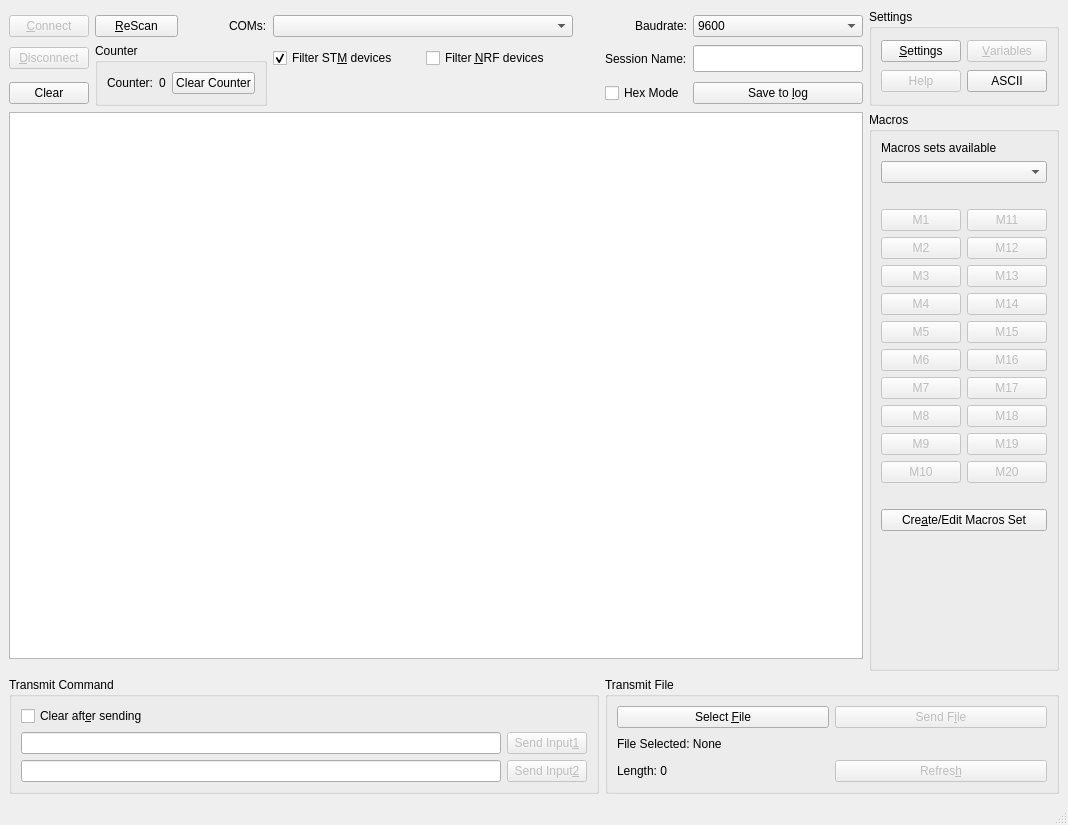
Above: Terminal.ui from notiel/OstrannaTerminal before the change. Below: the same form after it.
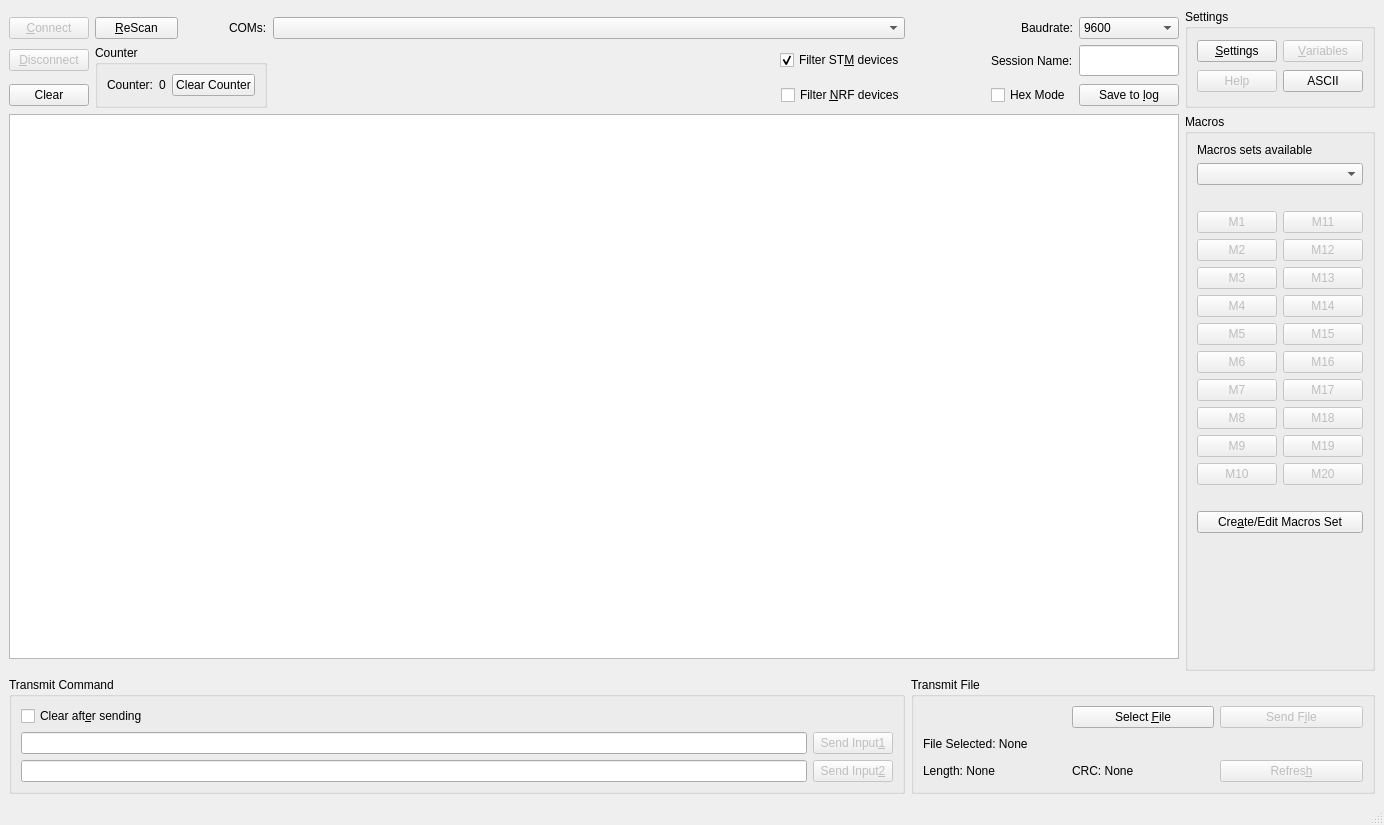
That is the form after the change. Icons and pictures are not drawn.

The edit to the form file:
```diff
--- a/Terminal.ui
+++ b/Terminal.ui
@@ -6,7 +6,7 @@
    <rect>
     <x>0</x>
     <y>0</y>
-    <width>1068</width>
+    <width>1384</width>
     <height>825</height>
    </rect>
   </property>
@@ -252,9 +252,6 @@
          </property>
         </widget>
        </item>
-       <item row="1" column="0" colspan="2">
-        <widget class="QComboBox" name="CBMacros"/>
-       </item>
        <item row="2" column="0">
         <widget class="QLabel" name="LblEmpty1">
          <property name="text">
@@ -269,6 +266,9 @@
          </property>
         </widget>
        </item>
+       <item row="1" column="0" colspan="2">
+        <widget class="QComboBox" name="CBMacros"/>
+       </item>
       </layout>
      </widget>
     </item>
@@ -279,14 +279,23 @@
       </property>
      </widget>
     </item>
-    <item row="4" column="1">
-     <widget class="QPushButton" name="BtnReScan">
+    <item row="4" column="11">
+     <widget class="QLabel" name="LblStatus">
       <property name="text">
-       <string>&amp;ReScan</string>
+       <string/>
       </property>
-      <property name="icon">
-       <iconset resource="logo.qrc">
-        <normaloff>:/rescan/icon/rescan.gif</normaloff>:/rescan/icon/rescan.gif</iconset>
+      <property name="pixmap">
+       <pixmap resource="logo.qrc">:/status-disconn/icon/status discon2.gif</pixmap>
+      </property>
+     </widget>
+    </item>
+    <item row="4" column="3" colspan="8">
+     <widget class="QComboBox" name="CBPorts">
+      <property name="minimumSize">
+       <size>
+        <width>200</width>
+        <height>0</height>
+       </size>
       </property>
      </widget>
     </item>
@@ -315,6 +324,17 @@
       </property>
      </widget>
     </item>
+    <item row="4" column="1">
+     <widget class="QPushButton" name="BtnReScan">
+      <property name="text">
+       <string>&amp;ReScan</string>
+      </property>
+      <property name="icon">
+       <iconset resource="logo.qrc">
+        <normaloff>:/rescan/icon/rescan.gif</normaloff>:/rescan/icon/rescan.gif</iconset>
+      </property>
+     </widget>
+    </item>
     <item row="5" column="0">
      <widget class="QPushButton" name="BtnDisconnect">
       <property name="enabled">
@@ -329,46 +349,100 @@
       </property>
      </widget>
     </item>
-    <item row="5" column="3" colspan="4">
-     <widget class="QCheckBox" name="CBSTM">
-      <property name="text">
-       <string>Filter ST&amp;M devices</string>
+    <item row="27" column="0" rowspan="2" colspan="11">
+     <widget class="QGroupBox" name="GBTansmit">
+      <property name="title">
+       <string>Transmit Command</string>
       </property>
-      <property name="checked">
-       <bool>true</bool>
-      </property>
+      <layout class="QGridLayout" name="gridLayout_8">
+       <item row="2" column="0">
+        <widget class="QLineEdit" name="TxtTransmit"/>
+       </item>
+       <item row="2" column="1">
+        <widget class="QPushButton" name="BtnSend">
+         <property name="enabled">
+          <bool>false</bool>
+         </property>
+         <property name="text">
+          <string>Send Input&amp;2</string>
+         </property>
+        </widget>
+       </item>
+       <item row="1" column="1">
+        <widget class="QPushButton" name="BtnSend2">
+         <property name="enabled">
+          <bool>false</bool>
+         </property>
+         <property name="text">
+          <string>Send Input&amp;1</string>
+         </property>
+        </widget>
+       </item>
+       <item row="1" column="0">
+        <widget class="QLineEdit" name="TxtTransmit2"/>
+       </item>
+       <item row="0" column="0">
+        <widget class="QCheckBox" name="CBClear">
+         <property name="text">
+          <string>Clear aft&amp;er sending</string>
+         </property>
+         <property name="checked">
+          <bool>false</bool>
+         </property>
+        </widget>
+       </item>
+      </layout>
      </widget>
     </item>
-    <item row="5" column="1" rowspan="2" colspan="2">
-     <widget class="QGroupBox" name="GBCounter">
+    <item row="3" column="14" rowspan="4" colspan="2">
+     <widget class="QGroupBox" name="GBSettings">
       <property name="title">
-       <string>Counter</string>
+       <string>Settings </string>
       </property>
-      <layout class="QGridLayout" name="gridLayout_4">
-       <item row="0" column="0">
-        <widget class="QLabel" name="LblCounter">
-         <property name="maximumSize">
-          <size>
-           <width>55</width>
-           <height>16777215</height>
-          </size>
+      <layout class="QGridLayout" name="gridLayout_3">
+       <item row="0" column="0" colspan="3">
+        <widget class="QPushButton" name="BtnSettings">
+         <property name="text">
+          <string>&amp;Settings</string>
          </property>
+         <property name="icon">
+          <iconset resource="logo.qrc">
+           <normaloff>:/Settings/icon/customize.bmp</normaloff>:/Settings/icon/customize.bmp</iconset>
+         </property>
+        </widget>
+       </item>
+       <item row="1" column="0" colspan="3">
+        <widget class="QPushButton" name="BtnHelp">
+         <property name="enabled">
+          <bool>false</bool>
+         </property>
          <property name="text">
-          <string>Counter:</string>
+          <string>Help</string>
          </property>
+         <property name="icon">
+          <iconset resource="logo.qrc">
+           <normaloff>:/Help/icon/info.ico</normaloff>:/Help/icon/info.ico</iconset>
+         </property>
         </widget>
        </item>
-       <item row="0" column="2">
-        <widget class="QPushButton" name="BtnCounter">
+       <item row="1" column="3">
+        <widget class="QPushButton" name="BtnAscii">
          <property name="text">
-          <string>Clear Counter</string>
+          <string>ASCII</string>
          </property>
+         <property name="icon">
+          <iconset resource="logo.qrc">
+           <normaloff>:/ascii/icon/i16x16.ico</normaloff>:/ascii/icon/i16x16.ico</iconset>
+         </property>
         </widget>
        </item>
-       <item row="0" column="1">
-        <widget class="QLabel" name="LblCounterData">
+       <item row="0" column="3">
+        <widget class="QPushButton" name="pushButton">
+         <property name="enabled">
+          <bool>false</bool>
+         </property>
          <property name="text">
-          <string>0</string>
+          <string>&amp;Variables</string>
          </property>
         </widget>
        </item>
@@ -391,6 +465,18 @@
     </item>
     <item row="5" column="13">
      <widget class="QLineEdit" name="LineName">
+      <property name="sizePolicy">
+       <sizepolicy hsizetype="Fixed" vsizetype="Fixed">
+        <horstretch>0</horstretch>
+        <verstretch>0</verstretch>
+       </sizepolicy>
+      </property>
+      <property name="maximumSize">
+       <size>
+        <width>100</width>
+        <height>200</height>
+       </size>
+      </property>
       <property name="font">
        <font>
         <pointsize>12</pointsize>
@@ -398,15 +484,75 @@
       </property>
      </widget>
     </item>
-    <item row="5" column="7" colspan="5">
-     <widget class="QCheckBox" name="CBNRF">
-      <property name="text">
-       <string>Filter &amp;NRF devices</string>
+    <item row="27" column="11" rowspan="2" colspan="5">
+     <widget class="QGroupBox" name="GBTransmit">
+      <property name="title">
+       <string>Transmit File</string>
       </property>
+      <layout class="QGridLayout" name="gridLayout_7">
+       <item row="2" column="0">
+        <widget class="QLabel" name="LblLength">
+         <property name="text">
+          <string>Length: None</string>
+         </property>
+        </widget>
+       </item>
+       <item row="2" column="1">
+        <widget class="QLabel" name="LblCrc">
+         <property name="text">
+          <string>CRC: None</string>
+         </property>
+        </widget>
+       </item>
+       <item row="2" column="2">
+        <widget class="QPushButton" name="BtnRefresh">
+         <property name="enabled">
+          <bool>false</bool>
+         </property>
+         <property name="text">
+          <string>Refres&amp;h</string>
+         </property>
+         <property name="icon">
+          <iconset resource="logo.qrc">
+           <normaloff>:/Refresh/icon/kisspng_computer_icons_icon_design_clip_art_database_icon_5ab2e5fb7763e8.png</normaloff>:/Refresh/icon/kisspng_computer_icons_icon_design_clip_art_database_icon_5ab2e5fb7763e8.png</iconset>
+         </property>
+        </widget>
+       </item>
+       <item row="0" column="2">
+        <widget class="QPushButton" name="BtnSendFile">
+         <property name="enabled">
+          <bool>false</bool>
+         </property>
+         <property name="text">
+          <string>Send F&amp;ile</string>
+         </property>
+        </widget>
+       </item>
+       <item row="0" column="1">
+        <widget class="QPushButton" name="BtnFile">
+         <property name="text">
+          <string>Select &amp;File</string>
+         </property>
+        </widget>
+       </item>
+       <item row="1" column="0" colspan="3">
+        <widget class="QLabel" name="LblFile">
+         <property name="text">
+          <string>File Selected: None</string>
+         </property>
+        </widget>
+       </item>
+      </layout>
      </widget>
     </item>
     <item row="6" column="13">
      <widget class="QPushButton" name="BtnSave">
+      <property name="maximumSize">
+       <size>
+        <width>100</width>
+        <height>16777215</height>
+       </size>
+      </property>
       <property name="text">
        <string>Save to &amp;log</string>
       </property>
@@ -423,16 +569,6 @@
       </property>
      </widget>
     </item>
-    <item row="4" column="3" colspan="8">
-     <widget class="QComboBox" name="CBPorts">
-      <property name="minimumSize">
-       <size>
-        <width>300</width>
-        <height>0</height>
-       </size>
-      </property>
-     </widget>
-    </item>
     <item row="4" column="12" alignment="Qt::AlignRight">
      <widget class="QLabel" name="LblBaudrate">
       <property name="text">
@@ -440,18 +576,20 @@
       </property>
      </widget>
     </item>
-    <item row="4" column="11">
-     <widget class="QLabel" name="LblStatus">
-      <property name="text">
-       <string/>
-      </property>
-      <property name="pixmap">
-       <pixmap resource="logo.qrc">:/status-disconn/icon/status discon2.gif</pixmap>
-      </property>
-     </widget>
-    </item>
     <item row="4" column="13">
      <widget class="QComboBox" name="CBBaudrate">
+      <property name="sizePolicy">
+       <sizepolicy hsizetype="Fixed" vsizetype="Fixed">
+        <horstretch>0</horstretch>
+        <verstretch>0</verstretch>
+       </sizepolicy>
+      </property>
+      <property name="maximumSize">
+       <size>
+        <width>200</width>
+        <height>16777215</height>
+       </size>
+      </property>
       <item>
        <property name="text">
         <string>9600</string>
@@ -474,158 +612,57 @@
       </item>
      </widget>
     </item>
-    <item row="3" column="14" rowspan="4" colspan="2">
-     <widget class="QGroupBox" name="GBSettings">
+    <item row="5" column="1" rowspan="2" colspan="2">
+     <widget class="QGroupBox" name="GBCounter">
       <property name="title">
-       <string>Settings </string>
+       <string>Counter</string>
       </property>
-      <layout class="QGridLayout" name="gridLayout_3">
-       <item row="0" column="0" colspan="3">
-        <widget class="QPushButton" name="BtnSettings">
-         <property name="text">
-          <string>&amp;Settings</string>
+      <layout class="QGridLayout" name="gridLayout_4">
+       <item row="0" column="0">
+        <widget class="QLabel" name="LblCounter">
+         <property name="maximumSize">
+          <size>
+           <width>55</width>
+           <height>16777215</height>
+          </size>
          </property>
-         <property name="icon">
-          <iconset resource="logo.qrc">
-           <normaloff>:/Settings/icon/customize.bmp</normaloff>:/Settings/icon/customize.bmp</iconset>
-         </property>
-        </widget>
-       </item>
-       <item row="1" column="0" colspan="3">
-        <widget class="QPushButton" name="BtnHelp">
-         <property name="enabled">
-          <bool>false</bool>
-         </property>
          <property name="text">
-          <string>Help</string>
+          <string>Counter:</string>
          </property>
-         <property name="icon">
-          <iconset resource="logo.qrc">
-           <normaloff>:/Help/icon/info.ico</normaloff>:/Help/icon/info.ico</iconset>
-         </property>
         </widget>
        </item>
-       <item row="1" column="3">
-        <widget class="QPushButton" name="BtnAscii">
+       <item row="0" column="2">
+        <widget class="QPushButton" name="BtnCounter">
          <property name="text">
-          <string>ASCII</string>
+          <string>Clear Counter</string>
          </property>
-         <property name="icon">
-          <iconset resource="logo.qrc">
-           <normaloff>:/ascii/icon/i16x16.ico</normaloff>:/ascii/icon/i16x16.ico</iconset>
-         </property>
         </widget>
        </item>
-       <item row="0" column="3">
-        <widget class="QPushButton" name="pushButton">
-         <property name="enabled">
-          <bool>false</bool>
-         </property>
-         <property name="text">
-          <string>&amp;Variables</string>
-         </property>
-        </widget>
-       </item>
-      </layout>
-     </widget>
-    </item>
-    <item row="27" column="12" rowspan="2" colspan="4">
-     <widget class="QGroupBox" name="GBTransmit">
-      <property name="title">
-       <string>Transmit File</string>
-      </property>
-      <layout class="QGridLayout" name="gridLayout_7">
        <item row="0" column="1">
-        <widget class="QPushButton" name="BtnSendFile">
-         <property name="enabled">
-          <bool>false</bool>
-         </property>
+        <widget class="QLabel" name="LblCounterData">
          <property name="text">
-          <string>Send F&amp;ile</string>
+          <string>0</string>
          </property>
         </widget>
        </item>
-       <item row="0" column="0">
-        <widget class="QPushButton" name="BtnFile">
-         <property name="text">
-          <string>Select &amp;File</string>
-         </property>
-        </widget>
-       </item>
-       <item row="1" column="0" colspan="2">
-        <widget class="QLabel" name="LblFile">
-         <property name="text">
-          <string>File Selected: None</string>
-         </property>
-        </widget>
-       </item>
-       <item row="2" column="0">
-        <widget class="QLabel" name="LblLength">
-         <property name="text">
-          <string>Length: 0</string>
-         </property>
-        </widget>
-       </item>
-       <item row="2" column="1">
-        <widget class="QPushButton" name="BtnRefresh">
-         <property name="enabled">
-          <bool>false</bool>
-         </property>
-         <property name="text">
-          <string>Refres&amp;h</string>
-         </property>
-         <property name="icon">
-          <iconset resource="logo.qrc">
-           <normaloff>:/Refresh/icon/refresh.bmp</normaloff>:/Refresh/icon/refresh.bmp</iconset>
-         </property>
-        </widget>
-       </item>
       </layout>
      </widget>
     </item>
-    <item row="27" column="0" rowspan="2" colspan="12">
-     <widget class="QGroupBox" name="GBTansmit">
-      <property name="title">
-       <string>Transmit Command</string>
+    <item row="5" column="8" colspan="3" alignment="Qt::AlignRight">
+     <widget class="QCheckBox" name="CBSTM">
+      <property name="text">
+       <string>Filter ST&amp;M devices</string>
       </property>
-      <layout class="QGridLayout" name="gridLayout_8">
-       <item row="2" column="0">
-        <widget class="QLineEdit" name="TxtTransmit"/>
-       </item>
-       <item row="2" column="1">
-        <widget class="QPushButton" name="BtnSend">
-         <property name="enabled">
-          <bool>false</bool>
-         </property>
-         <property name="text">
-          <string>Send Input&amp;2</string>
-         </property>
-        </widget>
-       </item>
-       <item row="1" column="1">
-        <widget class="QPushButton" name="BtnSend2">
-         <property name="enabled">
-          <bool>false</bool>
-         </property>
-         <property name="text">
-          <string>Send Input&amp;1</string>
-         </property>
-        </widget>
-       </item>
-       <item row="1" column="0">
-        <widget class="QLineEdit" name="TxtTransmit2"/>
-       </item>
-       <item row="0" column="0">
-        <widget class="QCheckBox" name="CBClear">
-         <property name="text">
-          <string>Clear aft&amp;er sending</string>
-         </property>
-         <property name="checked">
-          <bool>false</bool>
-         </property>
-        </widget>
-       </item>
-      </layout>
+      <property name="checked">
+       <bool>true</bool>
+      </property>
+     </widget>
+    </item>
+    <item row="6" column="8" colspan="3" alignment="Qt::AlignRight">
+     <widget class="QCheckBox" name="CBNRF">
+      <property name="text">
+       <string>Filter &amp;NRF devices</string>
+      </property>
      </widget>
     </item>
    </layout>
```
Left out of the diff: 3 changed lines with no effect on the pictures.
